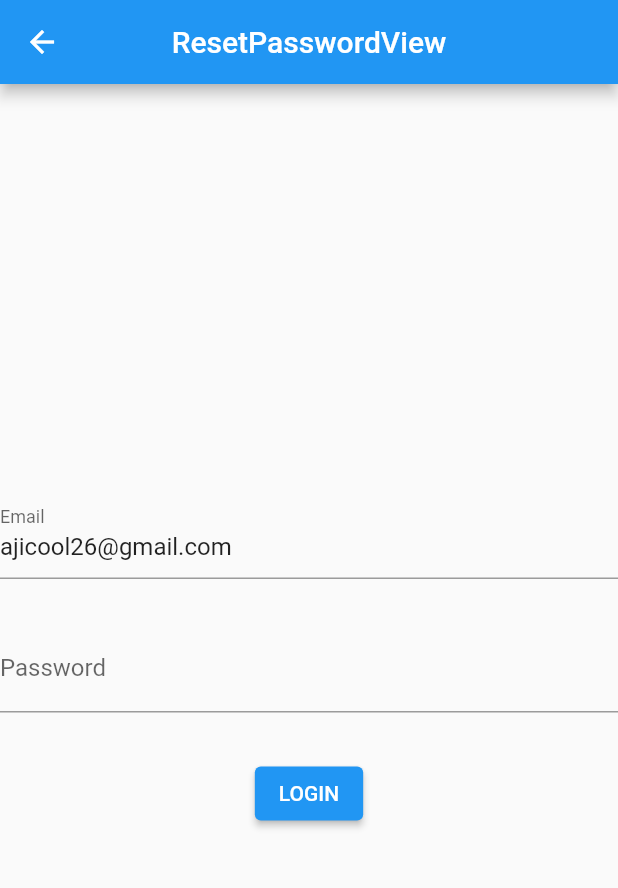
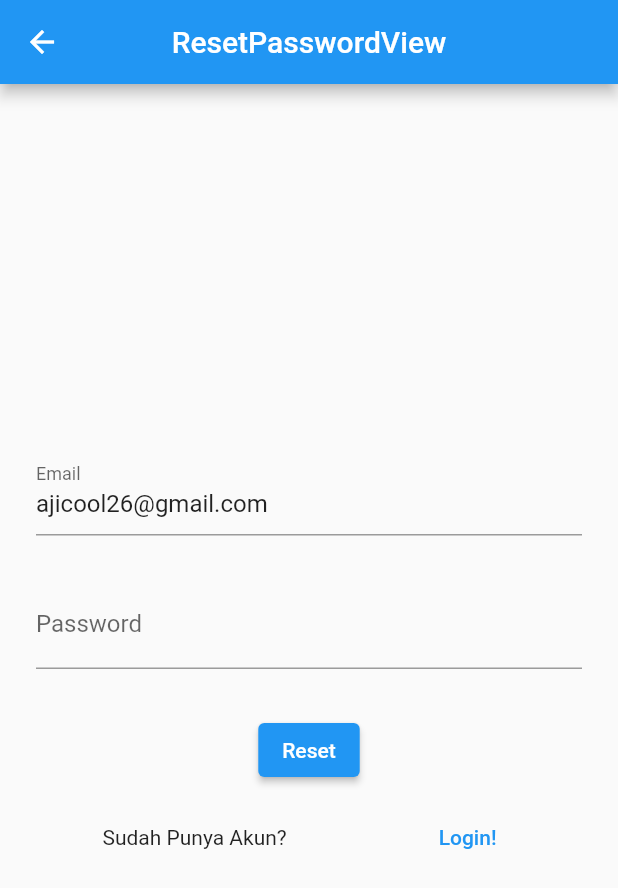
Before and after one commit to aprxty3/learn_getx_firebase, a Flutter app: the ResetPasswordView screen opened by its route, on a phone screen of 412 x 824 dp. Shown: the top 888 px of the screen. Run offline on Flutter 3.47's test engine with Material 2 defaults, Android fonts, the phone set to English and light mode, and no system bars; our stand-ins replace firebase_auth, firebase_core, get; missing offline and left inert: firebase_auth_web, firebase_core_web; accounts and stored records are empty.

Commit message:
redesign the wireframe

```diff
--- a/getx_firebase3_reset_password/lib/app/modules/reset_password/views/reset_password_view.dart
+++ b/getx_firebase3_reset_password/lib/app/modules/reset_password/views/reset_password_view.dart
@@ -2,6 +2,7 @@ import 'package:flutter/material.dart';
 
 import 'package:get/get.dart';
 import 'package:learn_getx_firebase/app/controllers/auth_controller.dart';
+import 'package:learn_getx_firebase/app/routes/app_pages.dart';
 
 import '../controllers/reset_password_controller.dart';
 
@@ -15,7 +16,8 @@ class ResetPasswordView extends GetView<ResetPasswordController> {
         title: Text('ResetPasswordView'),
         centerTitle: true,
       ),
-        body: Center(
+      body: Padding(
+        padding: const EdgeInsets.all(24),
         child: Column(
           mainAxisAlignment: MainAxisAlignment.center,
           children: [
@@ -27,7 +29,7 @@ class ResetPasswordView extends GetView<ResetPasswordController> {
               height: 30,
             ),
             TextField(
-                controller: controller.passwordC,
+              // controller: controller.passwordC,
               decoration: InputDecoration(labelText: "Password"),
             ),
             SizedBox(
@@ -35,13 +37,34 @@ class ResetPasswordView extends GetView<ResetPasswordController> {
             ),
             ElevatedButton(
               onPressed: () {
-                  authC.login(
-                      controller.emailC.text, controller.passwordC.text);
+                authC.resetPassword(controller.emailC.text);
               },
-                child: Text('LOGIN'),
+              child: Text('Reset'),
+            ),
+            SizedBox(
+              height: 10,
+            ),
+            Row(
+              mainAxisAlignment: MainAxisAlignment.spaceAround,
+              children: [
+                Text(
+                  'Sudah Punya Akun?',
+                  style: TextStyle(
+                    fontSize: 14,
+                  ),
+                ),
+                TextButton(
+                  onPressed: () => Get.toNamed(Routes.LOGIN),
+                  child: Text(
+                    'Login!',
+                    style: TextStyle(fontSize: 14),
+                  ),
+                )
+              ],
             ),
           ],
         ),
-        ));
+      ),
+    );
   }
 }
```
Lines whose indentation alone changed are shown as unchanged.
